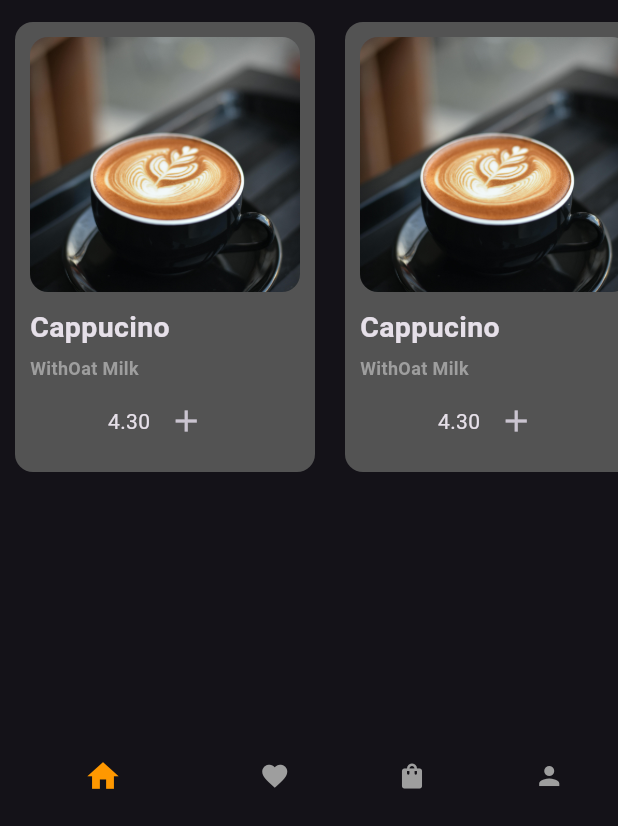
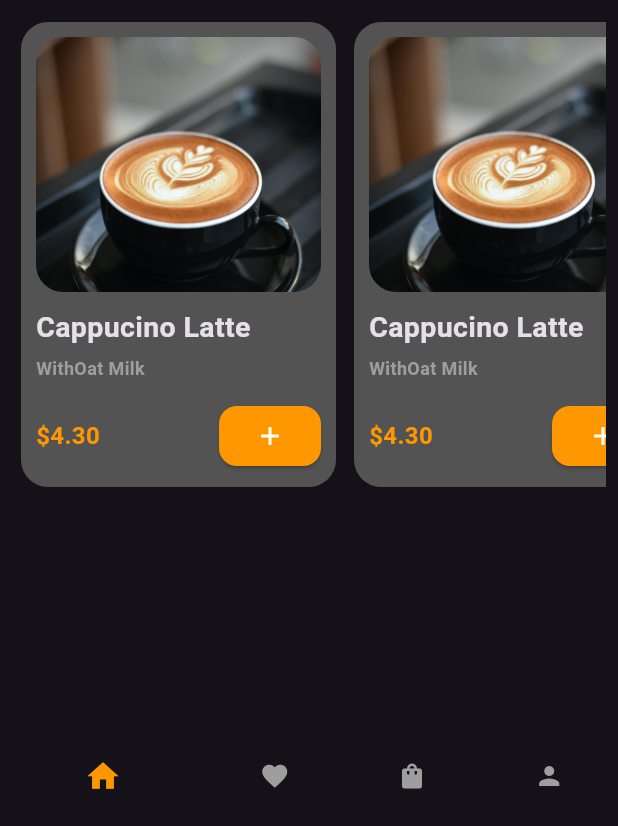
Before and after one commit to ankithshetty17/Cofee-UI, a Flutter app: the screen it shows after launch, on a phone screen of 412 x 824 dp, the part 410-1236 px from its top. Run offline on Flutter 3.47's test engine with Material 3 defaults, Android fonts, the phone set to English and light mode, and no system bars.

Commit message:
Listview.Builder

```diff
--- a/lib/pages/home_page.dart
+++ b/lib/pages/home_page.dart
@@ -14,28 +14,28 @@ class _HomePageState extends State<HomePage> {
   List<Product> products=[
     Product(
             imagepath: 'assets/images/capccino.jpeg',
-            title: 'Cappucino',
+            title: 'Cappucino Latte',
             subtitle: 'WithOat Milk',
             price: '4.30',
             rating: 4.1
             ),
     Product(
             imagepath:'assets/images/capccino.jpeg',
-            title: 'Cappucino',
+            title: 'Cappucino Latte',
             subtitle: 'WithOat Milk',
             price: '4.30',
             rating: 4.1
             ),
     Product(
             imagepath: 'assets/images/capccino.jpeg',
-            title: 'Cappucino',
+             title: 'Cappucino Latte',
             subtitle: 'WithOat Milk',
             price: '4.30',
             rating: 4.1
             ),
      Product(
             imagepath:'assets/images/capccino.jpeg',
-            title: 'Cappucino',
+            title: 'Cappucino Latte',
             subtitle: 'WithOat Milk',
             price: '4.30',
             rating: 4.1
@@ -95,7 +95,8 @@ class _HomePageState extends State<HomePage> {
         ),
         ),
         SizedBox(height: 15,),
-        SizedBox(height:300,
+        SizedBox(height:310,
+        child:Padding(padding: EdgeInsets.symmetric(horizontal:8),
         child:
        Expanded(
         child:
@@ -109,6 +110,7 @@ class _HomePageState extends State<HomePage> {
        )
        ),
         ),
+        ),
       ],
      ),
     ),
--- a/lib/widgets/cofee_view.dart
+++ b/lib/widgets/cofee_view.dart
@@ -1,54 +1,81 @@
 import 'package:cofee/models/product.dart';
 import 'package:flutter/material.dart';
 
-
 class CofeeView extends StatelessWidget {
   final Product product;
-  const CofeeView({super.key,required this.product});
+  const CofeeView({super.key, required this.product});
 
   @override
   Widget build(BuildContext context) {
     return Container(
+      width: 210,
       decoration: BoxDecoration(
-        borderRadius: BorderRadius.circular(12),
+        borderRadius: BorderRadius.circular(18),
         color: Color.fromARGB(255, 83, 83, 83),
       ),
-      margin: EdgeInsets.symmetric(horizontal: 10),
+      margin: EdgeInsets.symmetric(horizontal: 6),
       padding: EdgeInsets.all(10),
-     child:
-     Column(
-
-
+      child: Column(
+      crossAxisAlignment: CrossAxisAlignment.start,
+       mainAxisAlignment: MainAxisAlignment.spaceBetween,
         children: [
-          Expanded(child:
              Column(
             crossAxisAlignment: CrossAxisAlignment.start,
+              children: [
 
-          children:[
                 ClipRRect(
-          borderRadius: BorderRadius.circular(12),
-          child:
-        Image.asset(product.imagepath,height: 170,width: 180,fit: BoxFit.cover,),),
-        SizedBox(height: 10),
-        Text(product.title,style: TextStyle(fontWeight: FontWeight.bold,fontSize: 19),),
-         SizedBox(height: 5),
-        Text(product.subtitle,style: TextStyle(color: Colors.grey,fontWeight: FontWeight.bold,fontSize: 12),),
-          ],
+                  borderRadius: BorderRadius.circular(18),
+                  child: Image.asset(
+                    product.imagepath,
+                    height: 170,
+                    width: 210,
+                    fit: BoxFit.cover,
                   ),
                 ),
+
+                SizedBox(height: 10),
+                Text(
+                  product.title,
+                  style: TextStyle(
+                    fontWeight: FontWeight.bold,
+                    fontSize: 19,
+                  ),
+                ),
+                SizedBox(height: 5),
+                Text(
+                  product.subtitle,
+                  style: TextStyle(
+                    color: Colors.grey,
+                    fontWeight: FontWeight.bold,
+                    fontSize: 12,
+                  ),
+                ),
+              ],
+
+            ),
+
           Row(
             mainAxisAlignment: MainAxisAlignment.spaceBetween,
             children: [
-          Text(product.price),
-          ClipRRect(
-            borderRadius: BorderRadius.circular(12),
-            child:
-          IconButton(onPressed: (){},
-          icon: Icon(Icons.add),
+              Text(
+                "\$${product.price}",
+                style: TextStyle(
+                  fontWeight: FontWeight.bold,
+                  fontSize: 16,
+                  color: Colors.orange
+                ),
+              ),
+
+             ElevatedButton(onPressed: (){},
+              child: Icon(Icons.add,color: Colors.white,size: 20,),
+              style: ElevatedButton.styleFrom(
+                shape: RoundedRectangleBorder(borderRadius: BorderRadius.circular(12)),
+                primary: Colors.orange,
+                minimumSize: Size(20,40)
               ),
               )
             ],
-        )
+          ),
         ],
       ),
     );
```
Lines whose indentation alone changed are shown as unchanged.
